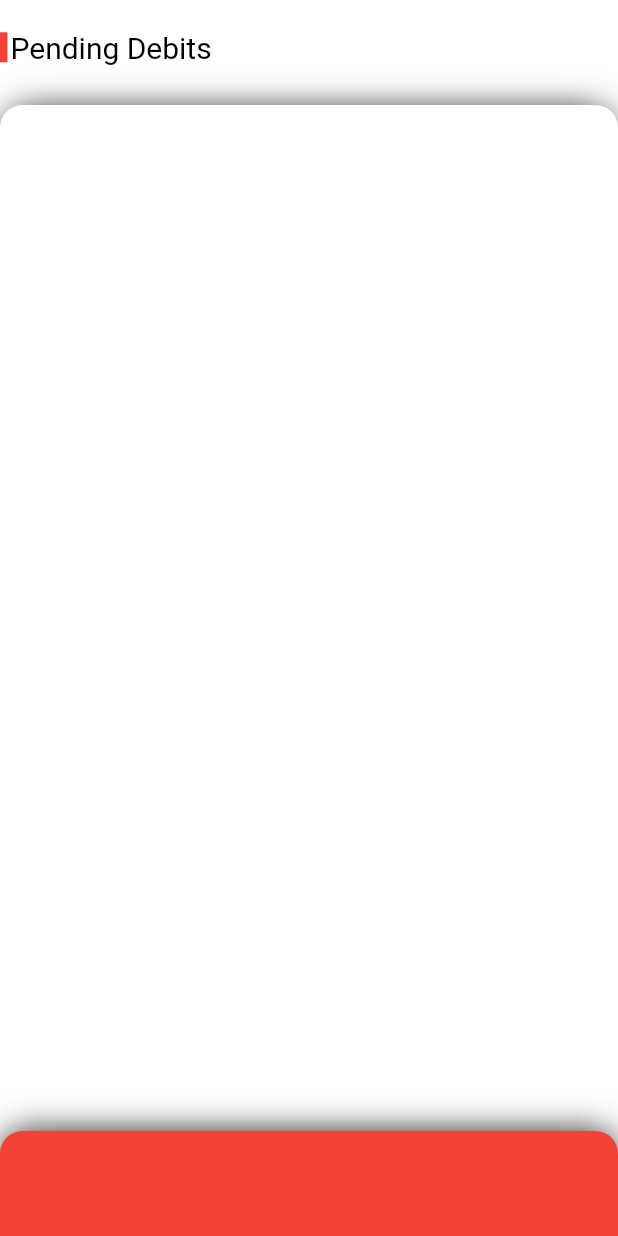
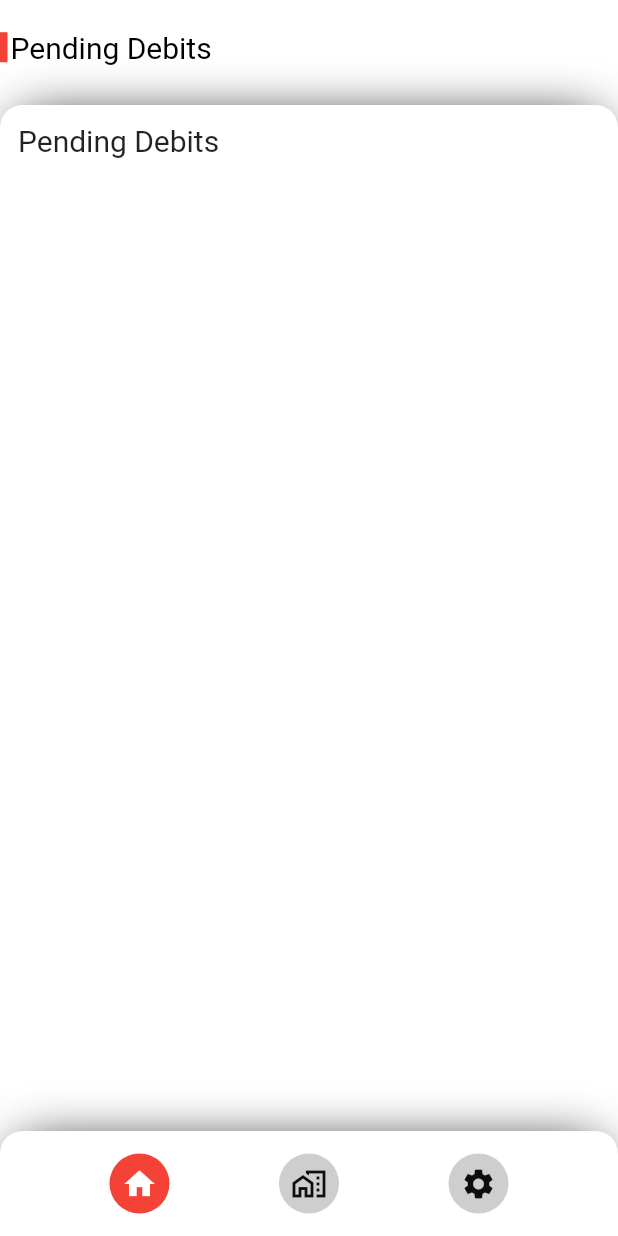
Before and after one commit to aexces/mong, a Flutter app: the screen it shows after launch, on a phone screen of 412 x 824 dp. Run offline on Flutter 3.47's test engine with Material 2 defaults, Android fonts, the phone set to English and light mode, and no system bars; our stand-ins replace auto_route, bloc, flutter_bloc, freezed_annotation, get_it, injectable; Roboto replaces fonts that are missing (UbuntuCondensed).

Commit message:
✔Navigations Completed

```diff
--- /dev/null
+++ b/lib/application/pending_debits/pending_debits_cubit.dart
@@ -0,0 +1,11 @@
+import 'package:bloc/bloc.dart';
+import 'package:freezed_annotation/freezed_annotation.dart';
+
+part 'pending_debits_state.dart';
+part 'pending_debits_cubit.freezed.dart';
+
+class PendingDebitsCubit extends Cubit<PendingDebitsState> {
+  PendingDebitsCubit() : super(PendingDebitsState.initial());
+
+  void updateIndex(int index) => emit(state.copyWith(index: index));
+}
--- /dev/null
+++ b/lib/application/pending_debits/pending_debits_state.dart
@@ -0,0 +1,9 @@
+part of 'pending_debits_cubit.dart';
+
+@freezed
+class PendingDebitsState with _$PendingDebitsState {
+  const factory PendingDebitsState({
+    required int index,
+  }) = _PendingDebitsState;
+  factory PendingDebitsState.initial() => const PendingDebitsState(index: 0);
+}
--- a/lib/core/colors.dart
+++ b/lib/core/colors.dart
@@ -3,4 +3,8 @@ import 'package:flutter/material.dart';
 const kPrimaryColor = Colors.red;
 const kWhiteColor = Colors.white;
 const kBlackColor = Colors.black;
+const kLightBlack = Color(0xff0D0D0D);
+final kBlackColorWithOpacity = Colors.black.withOpacity(0.5);
+const kGreyColor = Colors.grey;
+final kGreyColorWithOpacity = Colors.grey.withOpacity(0.5);
 const kLightScaffoldBackgroundColor = Colors.white;
--- a/lib/core/constants.dart
+++ b/lib/core/constants.dart
@@ -1,6 +1,7 @@
+import 'package:flutter/cupertino.dart';
+import 'colors.dart';
+
 //*Duration
-import 'package:flutter/cupertino.dart';
-
 const kDuration2Sec = Duration(seconds: 2);
 
 //*Spacing Height
@@ -10,7 +11,6 @@ const kHeight20 = SizedBox(height: 20);
 const kHeight30 = SizedBox(height: 30);
 
 //*Spacing Width
-
 const kwidth2 = SizedBox(width: 2);
 const kwidth10 = SizedBox(width: 10);
 const kwidth20 = SizedBox(width: 20);
@@ -23,4 +23,16 @@ const kRadiusL15R15 = BorderRadius.only(
 );
 const kRadius10 = BorderRadius.all(Radius.circular(10));
 
+//*Box Shadow
+const kBoxShadow = BoxShadow(
+  color: kBlackColor,
+  offset: Offset(0, 0),
+  blurRadius: 30.0,
+  spreadRadius: -10,
+);
+
+//*Padding
+const kPadding12 = EdgeInsets.all(12);
+
+//*const Values
 const kValue70 = 70.0;
--- a/lib/presentation/app_widget.dart
+++ b/lib/presentation/app_widget.dart
@@ -1,6 +1,7 @@
 import 'package:flutter/material.dart';
 import 'package:flutter_bloc/flutter_bloc.dart';
 
+import '../application/pending_debits/pending_debits_cubit.dart';
 import '../application/splash/splash_cubit.dart';
 import 'router/app_router.gr.dart';
 import 'theme/theme.dart';
@@ -10,8 +11,15 @@ class AppWidget extends StatelessWidget {
   final _appRouter = AppRouter();
   @override
   Widget build(BuildContext context) {
-    return BlocProvider(
-      create: (context) => SplashCubit(),
+    return MultiBlocProvider(
+      providers: [
+        BlocProvider(
+          create: (context) => SplashCubit(),
+        ),
+        BlocProvider(
+          create: (context) => PendingDebitsCubit(),
+        ),
+      ],
       child: MaterialApp.router(
         debugShowCheckedModeBanner: false,
         theme: buildLightTheme(),
--- a/lib/presentation/pages/pending_debits/pending_debits_page.dart
+++ b/lib/presentation/pages/pending_debits/pending_debits_page.dart
@@ -1,6 +1,8 @@
 import 'package:flutter/material.dart';
+import 'package:flutter_bloc/flutter_bloc.dart';
 import 'package:mong/core/colors.dart';
 import 'package:mong/core/constants.dart';
+import '../../../application/pending_debits/pending_debits_cubit.dart';
 import '../widgets/bottom_nav.dart';
 import '../widgets/heading_section.dart';
 import 'widgets/body.dart';
@@ -16,9 +18,7 @@ class PendingDebitsPage extends StatelessWidget {
           Column(
             children: const [
               kHeight20,
-              HeadingSection(
-                heading: "Pending Debits",
-              ),
+              HeadingSection(),
             ],
           ),
           const Body(),
--- a/lib/presentation/pages/pending_debits/widgets/body.dart
+++ b/lib/presentation/pages/pending_debits/widgets/body.dart
@@ -1,4 +1,6 @@
 import 'package:flutter/material.dart';
+import 'package:flutter_bloc/flutter_bloc.dart';
+import 'package:mong/application/pending_debits/pending_debits_cubit.dart';
 
 import '../../../../core/colors.dart';
 import '../../../../core/constants.dart';
@@ -10,9 +12,8 @@ class Body extends StatelessWidget {
 
   @override
   Widget build(BuildContext context) {
-    // final size = MediaQuery.of(context).size;
     return Positioned(
-      top: kValue70,
+      top: 70,
       bottom: 0,
       right: 0,
       left: 0,
@@ -20,14 +21,51 @@ class Body extends StatelessWidget {
         decoration: const BoxDecoration(
           color: kWhiteColor,
           borderRadius: kRadiusL15R15,
-          boxShadow: [
-            BoxShadow(
-              color: kBlackColor,
-              offset: Offset(0, 0),
-              blurRadius: 20.0,
-              spreadRadius: -5,
-            ),
-          ],
+          boxShadow: [kBoxShadow],
+        ),
+        child: BlocBuilder<PendingDebitsCubit, PendingDebitsState>(
+          builder: (context, state) {
+            if (state.index == 0) {
+              return ListView(
+                padding: kPadding12,
+                children: const [
+                  Text(
+                    "Pending Debits",
+                    style: TextStyle(
+                      fontSize: 20,
+                    ),
+                  ),
+                ],
+              );
+            }
+            if (state.index == 1) {
+              return ListView(
+                padding: kPadding12,
+                children: const [
+                  Text(
+                    "Pending Credits",
+                    style: TextStyle(
+                      fontSize: 20,
+                    ),
+                  ),
+                ],
+              );
+            }
+            if (state.index == 2) {
+              return ListView(
+                padding: kPadding12,
+                children: const [
+                  Text(
+                    "Settings",
+                    style: TextStyle(
+                      fontSize: 20,
+                    ),
+                  ),
+                ],
+              );
+            }
+            return kHeight20;
+          },
         ),
       ),
     );
--- a/lib/presentation/pages/widgets/bottom_nav.dart
+++ b/lib/presentation/pages/widgets/bottom_nav.dart
@@ -1,5 +1,7 @@
 import 'package:flutter/material.dart';
+import 'package:flutter_bloc/flutter_bloc.dart';
 
+import '../../../application/pending_debits/pending_debits_cubit.dart';
 import '../../../core/colors.dart';
 import '../../../core/constants.dart';
 
@@ -10,25 +12,66 @@ class BottomNav extends StatelessWidget {
 
   @override
   Widget build(BuildContext context) {
+    return BlocBuilder<PendingDebitsCubit, PendingDebitsState>(
+      builder: (context, state) {
         return Positioned(
           bottom: 0,
           right: 0,
           left: 0,
           child: Container(
-        height: kValue70,
+            height: 70,
             decoration: const BoxDecoration(
-          color: kPrimaryColor,
+              color: kWhiteColor,
               borderRadius: kRadiusL15R15,
-          boxShadow: [
-            BoxShadow(
-              color: kBlackColor,
-              offset: Offset(0, 0),
-              blurRadius: 20.0,
-              spreadRadius: -2,
-            ), //BoxShadow
+              boxShadow: [kBoxShadow],
+            ),
+            child: Row(
+              mainAxisAlignment: MainAxisAlignment.spaceEvenly,
+              children: [
+                CircleAvatar(
+                  backgroundColor:
+                      state.index == 0 ? kPrimaryColor : kGreyColorWithOpacity,
+                  radius: 20,
+                  child: IconButton(
+                    onPressed: () =>
+                        context.read<PendingDebitsCubit>().updateIndex(0),
+                    icon: Icon(
+                      Icons.home,
+                      color: state.index == 0 ? kWhiteColor : kLightBlack,
+                    ),
+                  ),
+                ),
+                CircleAvatar(
+                  backgroundColor:
+                      state.index == 1 ? kPrimaryColor : kGreyColorWithOpacity,
+                  radius: 20,
+                  child: IconButton(
+                    onPressed: () =>
+                        context.read<PendingDebitsCubit>().updateIndex(1),
+                    icon: Icon(
+                      Icons.home_work_outlined,
+                      color: state.index == 1 ? kWhiteColor : kLightBlack,
+                    ),
+                  ),
+                ),
+                CircleAvatar(
+                  backgroundColor:
+                      state.index == 2 ? kPrimaryColor : kGreyColorWithOpacity,
+                  radius: 20,
+                  child: IconButton(
+                    onPressed: () =>
+                        context.read<PendingDebitsCubit>().updateIndex(2),
+                    icon: Icon(
+                      Icons.settings,
+                      color: state.index == 2 ? kWhiteColor : kLightBlack,
+                    ),
+                  ),
+                ),
               ],
             ),
           ),
         );
+      },
+    );
   }
 }
--- a/lib/presentation/pages/widgets/heading_section.dart
+++ b/lib/presentation/pages/widgets/heading_section.dart
@@ -1,14 +1,14 @@
 import 'package:flutter/material.dart';
+import 'package:flutter_bloc/flutter_bloc.dart';
 
+import '../../../application/pending_debits/pending_debits_cubit.dart';
 import '../../../core/colors.dart';
 import '../../../core/constants.dart';
 
 class HeadingSection extends StatelessWidget {
   const HeadingSection({
     Key? key,
-    required this.heading,
   }) : super(key: key);
-  final String heading;
 
   @override
   Widget build(BuildContext context) {
@@ -21,13 +21,40 @@ class HeadingSection extends StatelessWidget {
           height: 20,
         ),
         kwidth2,
-        Text(
-          heading,
-          style: const TextStyle(
-            color: kBlackColor,
-            fontSize: 20,
-            fontFamily: "UbuntuCondensed",
-          ),
+        BlocBuilder<PendingDebitsCubit, PendingDebitsState>(
+          builder: (context, state) {
+            if (state.index == 0) {
+              return const Text(
+                "Pending Debits",
+                style: TextStyle(
+                  color: kBlackColor,
+                  fontSize: 20,
+                  fontFamily: "UbuntuCondensed",
+                ),
+              );
+            }
+            if (state.index == 1) {
+              return const Text(
+                "Pending Credits",
+                style: TextStyle(
+                  color: kBlackColor,
+                  fontSize: 20,
+                  fontFamily: "UbuntuCondensed",
+                ),
+              );
+            }
+            if (state.index == 2) {
+              return const Text(
+                "Settings",
+                style: TextStyle(
+                  color: kBlackColor,
+                  fontSize: 20,
+                  fontFamily: "UbuntuCondensed",
+                ),
+              );
+            }
+            return kHeight20;
+          },
         ),
       ],
     );
```
Also changed, not shown: lib/application/pending_debits/pending_debits_cubit.freezed.dart (added). Lines whose indentation alone changed are shown as unchanged.
